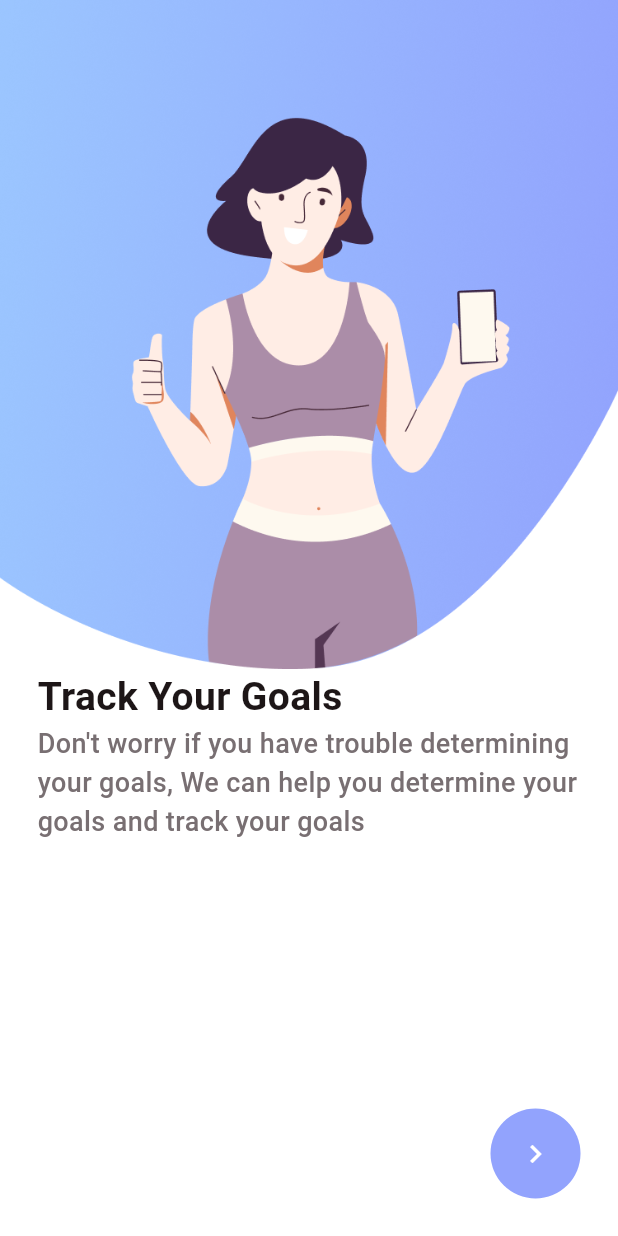
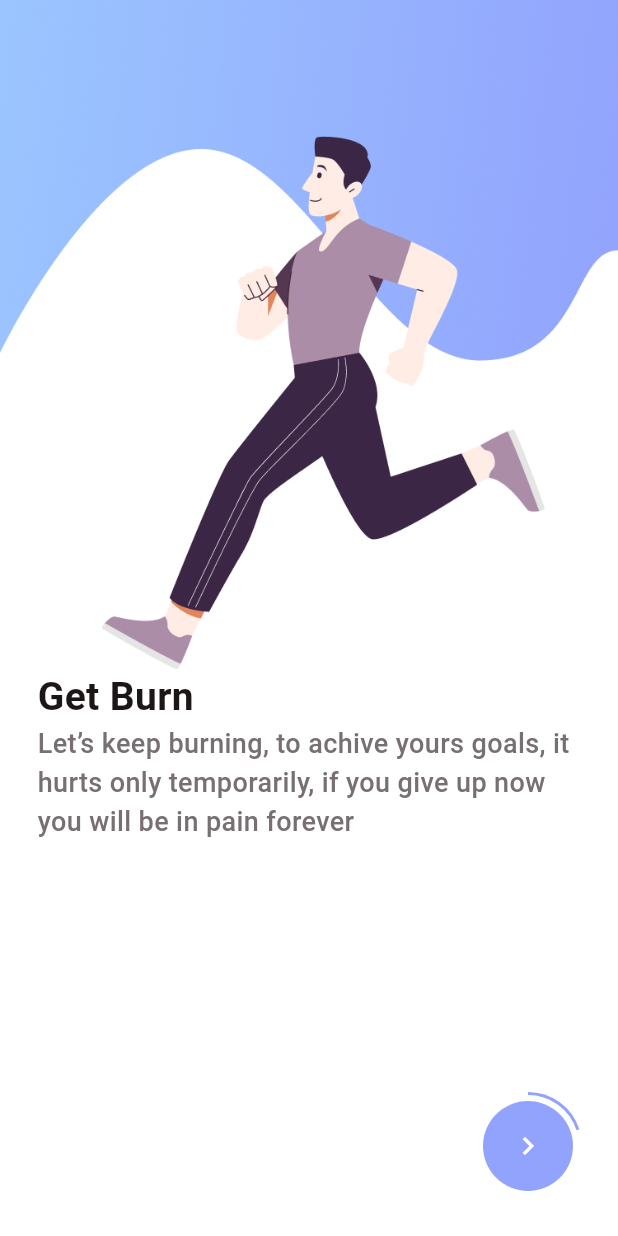
Before and after one commit to aagh20190-code/upwards, a Flutter app: the screen it shows after launch, after a tap on the "navigate next" icon, on a phone screen of 412 x 824 dp. Run offline on Flutter 3.47's test engine with Material 3 defaults, Android fonts, the phone set to English and light mode, and no system bars.

Commit message:
newUpdatedButtonWithProgessCircle

```diff
--- a/lib/view/on_boarding/on_boarding_view.dart
+++ b/lib/view/on_boarding/on_boarding_view.dart
@@ -10,8 +10,18 @@ class OnBoardingView extends StatefulWidget {
 }
 
 class _OnBoardingViewState extends State<OnBoardingView> {
+var selectPage=0;
+PageController controller =PageController();
+@override
+void initState() {
+  super.initState();
+  controller.addListener(() {
+    selectPage = controller.page?.round()?? 0;
+    setState(() {
 
-PageController controller =PageController();
+    });
+  });
+}
 List pageArr =[
   {
     "title":"Track Your Goals",
@@ -55,12 +65,46 @@ List pageArr =[
             var pObj = pageArr[index] as Map? ?? {};
           return OnBoardingPage(pObj: pObj);
         },),
-        Container(
-          margin: const EdgeInsets.symmetric(horizontal: 25,vertical: 25),
-          width: 60,
-          height: 60,
-          decoration: BoxDecoration(color: TColor.primaryColor1,borderRadius: BorderRadius.circular(35)),
-          child: IconButton(icon: Icon(Icons.navigate_next,color: TColor.white), onPressed: (){}, ),
+        //this is our new changes
+        SizedBox(
+          width: 120,
+          height: 120,
+          child: Stack(
+            alignment: Alignment.center,
+            children: [
+                   SizedBox(
+                width: 70,
+                height: 70,
+                child: CircularProgressIndicator(
+                  color: TColor.primaryColor1,
+                  value: selectPage/5,
+                  strokeWidth: 2,),
+              ),
+              Container(
+                margin: const EdgeInsets.symmetric(horizontal: 25,vertical: 25),
+                width: 60,
+                height: 60,
+                decoration: BoxDecoration(color: TColor.primaryColor1,borderRadius: BorderRadius.circular(35)),
+                child: IconButton(icon: Icon(Icons.navigate_next,color: TColor.white), onPressed: (){
+                  if(selectPage<4){
+                    selectPage=selectPage+1;
+                  controller.jumpToPage(selectPage);
+                  setState(() {
+
+                  });
+
+                  } else
+
+                  {
+
+                  print("Open welcome screen");
+
+                  }
+                }, ),
+              ),
+
+            ],
+          ),
         )
       ],),
     );
```
